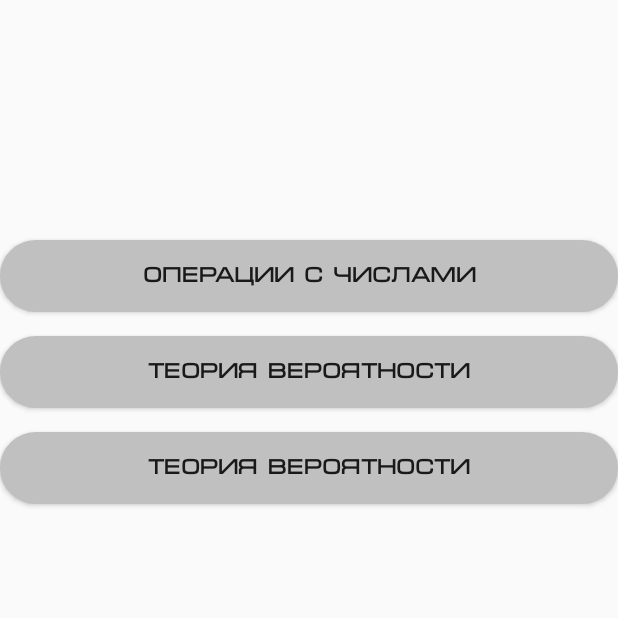
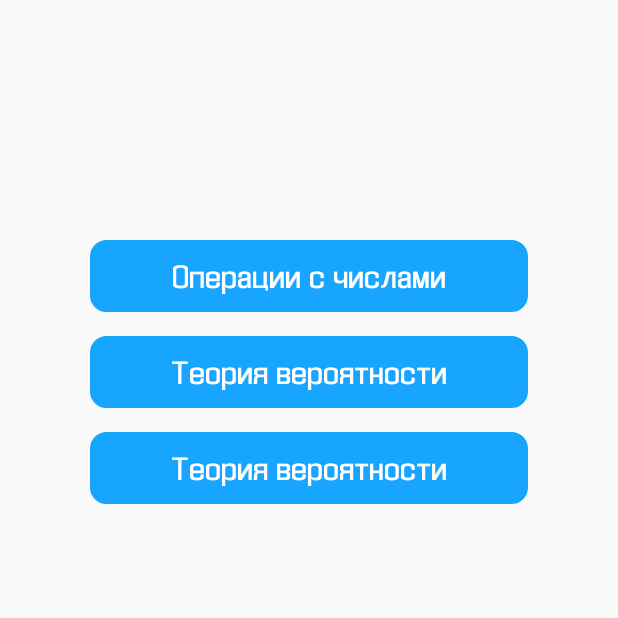
Before and after one commit to Referon/EGE-Math, an Android app: the TheoryActivity screen opened directly, with no data from a screen before it, on a phone screen of 412 x 824 dp, the top half of it. Run offline under Robolectric (Android 15) with nearby library versions, the phone set to English and light mode, and no system bars.

Commit message:
update button style

```diff
--- a/app/src/main/res/drawable/button_states.xml
+++ b/app/src/main/res/drawable/button_states.xml
@@ -2,11 +2,11 @@
 <selector xmlns:android="http://schemas.android.com/apk/res/android">
     <item android:state_pressed="false">
         <shape android:shape="rectangle">
-            <corners android:radius="1000dp" />
-            <solid android:color="#C0C0C0" />
+            <corners android:radius="10dp" />
+            <solid android:color="#17A5FF" />
             <stroke
                 android:width="2dip"
-                android:color="#C0C0C0" />
+                android:color="#17A5FF" />
             <padding
                 android:bottom="4dp"
                 android:left="4dp"
@@ -16,11 +16,11 @@
     </item>
     <item android:state_pressed="true">
         <shape android:shape="rectangle">
-            <corners android:radius="1000dp" />
-            <solid android:color="#C0C0C0" />
+            <corners android:radius="10dp" />
+            <solid android:color="#75C7FE" />
             <stroke
                 android:width="2dip"
-                android:color="#C0C0C0" />
+                android:color="#75C7FE" />
             <padding
                 android:bottom="4dp"
                 android:left="4dp"
--- a/app/src/main/res/layout/activity_theory.xml
+++ b/app/src/main/res/layout/activity_theory.xml
@@ -11,11 +11,15 @@
         android:layout_width="match_parent"
         android:layout_height="wrap_content"
         android:background="@drawable/button_states"
-        android:fontFamily="@font/micrac"
+        android:fontFamily="@font/enigma"
+        android:textAllCaps="false"
+        android:textSize="20sp"
+        android:textColor="@color/white"
+        android:layout_marginEnd="60dp"
+        android:layout_marginStart="60dp"
         android:onClick="operationWithNumbersActivity"
         android:shape="rectangle"
         android:text="@string/operations_with_numbers"
-        android:textStyle="bold"
         app:layout_constraintTop_toTopOf="parent"
         android:layout_marginTop="160dp"
         tools:ignore="MissingConstraints,OnClick" />
@@ -25,13 +29,17 @@
         android:layout_width="match_parent"
         android:layout_height="wrap_content"
         android:background="@drawable/button_states"
-        android:fontFamily="@font/micrac"
+        android:fontFamily="@font/enigma"
+        android:textAllCaps="false"
+        android:textSize="20sp"
+        android:textColor="@color/white"
         android:onClick="probabilityTheoryActivity"
         android:shape="rectangle"
         android:text="@string/probability_theory"
-        android:textStyle="bold"
         app:layout_constraintTop_toBottomOf="@id/operation_with_numbers"
         android:layout_marginTop="16dp"
+        android:layout_marginEnd="60dp"
+        android:layout_marginStart="60dp"
         tools:ignore="MissingConstraints,OnClick" />
 
     <Button
@@ -39,13 +47,17 @@
         android:layout_width="match_parent"
         android:layout_height="wrap_content"
         android:background="@drawable/button_states"
-        android:fontFamily="@font/micrac"
+        android:fontFamily="@font/enigma"
+        android:textAllCaps="false"
+        android:textSize="20sp"
+        android:textColor="@color/white"
         android:onClick="operationsWithDegreesActivity"
         android:shape="rectangle"
         android:text="@string/probability_theory"
-        android:textStyle="bold"
         app:layout_constraintTop_toBottomOf="@id/probability_theory"
         android:layout_marginTop="16dp"
+        android:layout_marginEnd="60dp"
+        android:layout_marginStart="60dp"
         tools:ignore="MissingConstraints,OnClick" />
 
 
```
Also changed, not shown: app/src/main/res/layout/activity_main.xml (+13 -10 lines), app/src/main/res/font/enigma.TTF (added).
